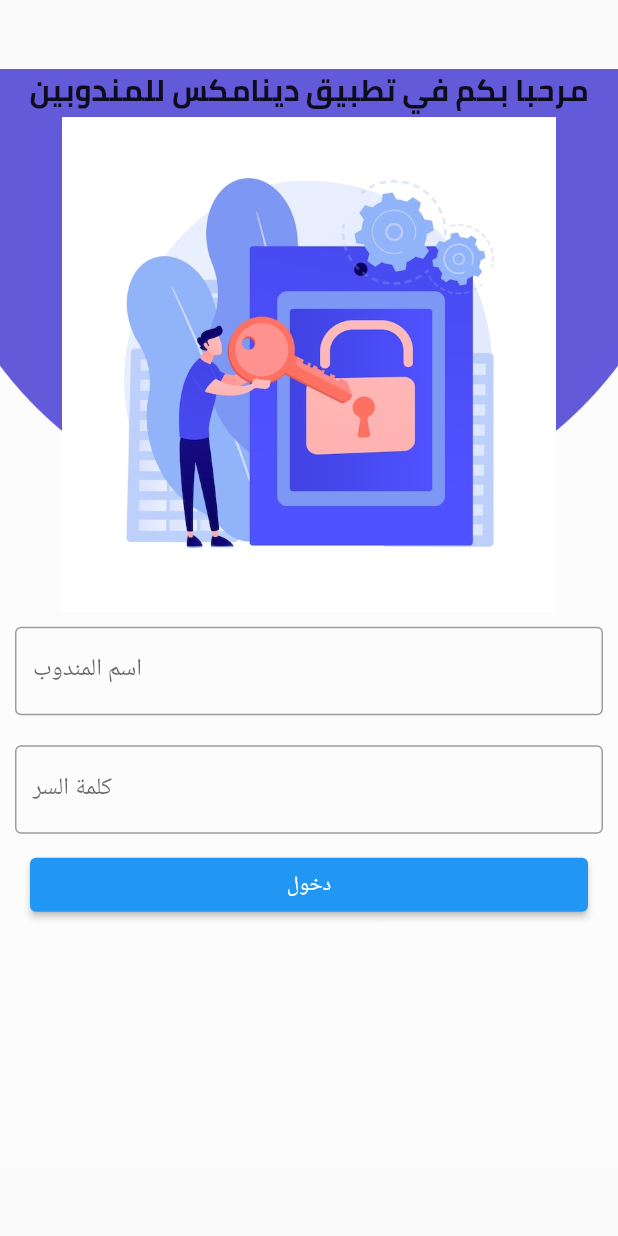
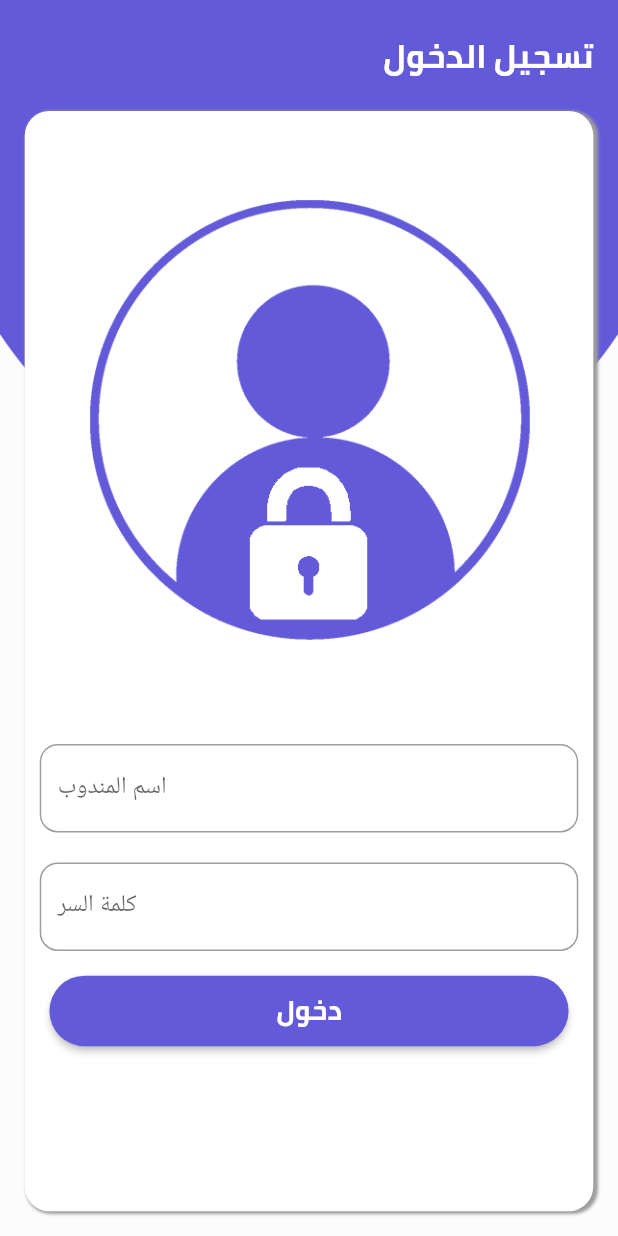
Before and after one commit to Mohaned88/out_source, a Flutter app: the Reg screen opened directly, on a phone screen of 412 x 824 dp. Run offline on Flutter 3.47's test engine with Material 2 defaults, Android fonts, the phone set to English and light mode, and no system bars; our stand-ins replace connectivity, date_format, flutter_easyloading, pdf, printing, shared_preferences and 1 more; missing offline and left inert: animated_widgets, data_connection_checker_nulls, dropdown_plus, flutter_barcode_scanner, quantity_input; accounts and stored records are empty.

Commit message:
reg commit

```diff
--- a/lib/register.dart
+++ b/lib/register.dart
@@ -58,41 +58,59 @@ class _RegState extends State<Reg> {
     var width = MediaQuery.of(context).size.height;
     return Scaffold(
       body: Container(
-        width: width,
+        width: double.infinity,
         height: height,
         decoration: BoxDecoration(
           image: DecorationImage(
             image: AssetImage('assets/images/login_cover.png'),
+            fit: BoxFit.fill,
           ),
         ),
+        child: SafeArea(
+          child: Padding(
+            padding: EdgeInsets.all(width * 0.02),
+            child: Column(
+              crossAxisAlignment: CrossAxisAlignment.stretch,
+              mainAxisSize: MainAxisSize.max,
+              mainAxisAlignment: MainAxisAlignment.start,
+              children: [
+                Text(
+                  'تسجيل الدخول',
+                  textDirection: TextDirection.rtl,
+                  style: TextStyle(
+                    fontSize: 22,
+                    fontWeight: FontWeight.bold,
+                    fontFamily: 'GE SS Two',
+                    color: Colors.white,
+                  ),
+                ),
+                SizedBox(
+                  height: width*0.02,
+                ),
+                Expanded(
+                  child: Container(
+                    decoration: BoxDecoration(
+                      color: Colors.white,
+                      borderRadius: BorderRadius.circular(width * 0.02),
+                      boxShadow: [
+                        BoxShadow(
+                          color: Colors.grey,
+                          spreadRadius: 0.7,
+                          blurRadius: 1,
+                          offset: Offset(2, 1),
+                        ),
+                      ],
+                    ),
                     child: SingleChildScrollView(
-          child: ListView(
-            addAutomaticKeepAlives: true,
-            shrinkWrap: true,
-            children: [
-              SizedBox(
-                height: height * .05,
-              ),
-              Row(
+                      child: Column(
+                        mainAxisSize: MainAxisSize.max,
+                        crossAxisAlignment: CrossAxisAlignment.center,
                         mainAxisAlignment: MainAxisAlignment.center,
                         children: [
-                  Text(
-                    "مرحبا بكم في تطبيق دينامكس للمندوبين",
-                    style: TextStyle(
-                      fontSize: 20,
-                      fontWeight: FontWeight.bold,
-                      fontFamily: 'GE SS Two',
-                    ),
-                  )
-                ],
-              ),
-              GestureDetector(
-                onTap: () {},
-                child: Container(
-                  width: MediaQuery.of(context).size.width * .25,
-                  height: MediaQuery.of(context).size.height * .4,
-                  child: Image.asset("assets/images/login.jpg"),
-                ),
+                          Image.asset('assets/images/login_icon.jpg',
+                            color: Color(0xff635AD9),
+                            width: width*0.5,
+                            height: width*0.5,
                           ),
                           Container(
                             padding: EdgeInsets.all(10),
@@ -100,7 +118,9 @@ class _RegState extends State<Reg> {
                               key: _txtKey,
                               controller: nameController,
                               decoration: InputDecoration(
-                    border: OutlineInputBorder(),
+                                border: OutlineInputBorder(
+                                  borderRadius: BorderRadius.circular(12),
+                                ),
                                 labelText: 'اسم المندوب',
                               ),
                               validator: (value) {
@@ -118,7 +138,9 @@ class _RegState extends State<Reg> {
                               obscureText: true,
                               controller: passwordController,
                               decoration: InputDecoration(
-                    border: OutlineInputBorder(),
+                                border: OutlineInputBorder(
+                                  borderRadius: BorderRadius.circular(12),
+                                ),
                                 labelText: 'كلمة السر',
                               ),
                               validator: (value) {
@@ -131,42 +153,61 @@ class _RegState extends State<Reg> {
                             ),
                           ),
                           Container(
-                width: width * .65,
-                padding: EdgeInsets.fromLTRB(20, 10, 20, 10),
+                            width: width,
+                            height: 80,
+                            padding: EdgeInsets.all(width * 0.02),
                             child: ElevatedButton(
+                              style: ElevatedButton.styleFrom(
+                                backgroundColor: Color(0xff635AD9),
+                                shape: RoundedRectangleBorder(
+                                  borderRadius: BorderRadius.circular(width * 0.2),
+                                ),
+                              ),
                               onPressed: () async {
                                 if (nameController.text.isEmpty) {
                                   showDialog(
                                     context: context,
                                     builder: (BuildContext context) => AlertDialog(
                                       title: const Text('تنبيه '),
-                                content: const Text('من فضلك ادخل كود المندوب'),
-                              ),);
-                    }
-                    else if (passwordController.text.isEmpty) {
+                                      content:
+                                          const Text('من فضلك ادخل كود المندوب'),
+                                    ),
+                                  );
+                                } else if (passwordController.text.isEmpty) {
                                   showDialog(
                                     context: context,
                                     builder: (BuildContext context) => AlertDialog(
                                       title: const Text('تنبيه '),
-                                content: const Text('من فضلك ادخل كلمة المرور'),
-                              ),);
-                    }
-                    else {
-                      getManData("${nameController.text}","${passwordController.text}")
+                                      content:
+                                          const Text('من فضلك ادخل كلمة المرور'),
+                                    ),
+                                  );
+                                } else {
+                                  getManData("${nameController.text}",
+                                          "${passwordController.text}")
                                       .then(
                                     (value) async {
                                       print(value.length);
                                       if (value.length > 100) {
-                            final prefs = await SharedPreferences.getInstance();
-                            await prefs.setDouble('tag', data![0]["Mandoubtag"]);
-                            await prefs.setDouble('safe_tag', data![0]["SafeAccId"]);
-                            await prefs.setInt('safe', data![0]["SafeId"]);
-                            await prefs.setInt('store', data![0]["StoreId"]);
-                            await prefs.setString('ID', '${data![0]["PersonId"]}');
-                            await prefs.setString('PersonName', '${data![0]["PersonName"]}');
-                            await prefs.setString('Password', '${data![0]["Password"]}');
+                                        final prefs =
+                                            await SharedPreferences.getInstance();
+                                        await prefs.setDouble(
+                                            'tag', data![0]["Mandoubtag"]);
+                                        await prefs.setDouble(
+                                            'safe_tag', data![0]["SafeAccId"]);
+                                        await prefs.setInt(
+                                            'safe', data![0]["SafeId"]);
+                                        await prefs.setInt(
+                                            'store', data![0]["StoreId"]);
+                                        await prefs.setString(
+                                            'ID', '${data![0]["PersonId"]}');
+                                        await prefs.setString('PersonName',
+                                            '${data![0]["PersonName"]}');
+                                        await prefs.setString(
+                                            'Password', '${data![0]["Password"]}');
 
-                            print("${data![0]["Mandoubtag"].toString()}");
+                                        print(
+                                            "${data![0]["Mandoubtag"].toString()}");
                                         print("${data![0]["safe_tag"].toString()}");
 
                                         Navigator.push(
@@ -178,29 +219,42 @@ class _RegState extends State<Reg> {
                                             ),
                                           ),
                                         );
-                          }
-                          else {
+                                      } else {
                                         ScaffoldMessenger.of(context).showSnackBar(
                                           SnackBar(
-                                content: Text("خطأ اسم المستخدم و كلمة المرور"),
+                                            content: Text(
+                                                "خطأ اسم المستخدم و كلمة المرور"),
                                           ),
                                         );
-                          };
+                                      }
+                                      ;
                                     },
                                   );
                                   // Navigator.push(
                                   //     context, MaterialPageRoute(builder: (_) => Login()));
                                 }
                               },
-
-                  //forgot password screen
-                  child: Text('دخول'),
+                              child: Text(
+                                'دخول',
+                                style: TextStyle(
+                                  fontSize: 18,
+                                  fontWeight: FontWeight.bold,
+                                  fontFamily: 'GE SS Two',
+                                  color: Colors.white,
+                                ),
+                              ),
                             ),
                           ),
                         ],
                       ),
                     ),
                   ),
+                ),
+              ],
+            ),
+          ),
+        ),
+      ),
     );
   }
 }
```
Also changed, not shown: lib/splash/splash.dart (+39 -3 lines), assets/images/login_icon.jpg (added). Lines whose indentation alone changed are shown as unchanged.
